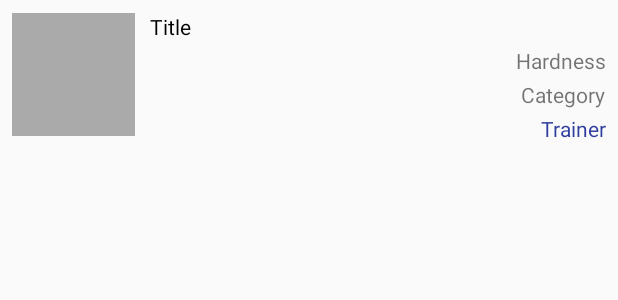
After one commit to BerkayTutal/BeslenmeDanismani, an Android app: the layout listing_adapter_program.xml on its own in the app's theme, with its tools: preview values and no code run, on a phone screen of 412 x 824 dp. The commit adds this screen. Shown: the top 300 px of the screen. Run offline under Robolectric (Android 15) with nearby library versions, the phone set to English and light mode, and no system bars.

Commit message:
listing adapter xml oluşturuldu

```diff
--- /dev/null
+++ b/app/src/main/res/layout/listing_adapter_program.xml
@@ -0,0 +1,50 @@
+<?xml version="1.0" encoding="utf-8"?>
+<LinearLayout xmlns:android="http://schemas.android.com/apk/res/android"
+    xmlns:app="http://schemas.android.com/apk/res-auto"
+    android:layout_width="match_parent"
+    android:layout_height="100dp"
+    android:orientation="horizontal"
+    android:gravity="center_vertical"
+    android:padding="8dp">
+
+    <ImageView
+        android:id="@+id/imageView2"
+        android:layout_width="@dimen/listingImageWidth"
+        android:layout_height="@dimen/listingImageHeight"
+        app:srcCompat="@android:color/darker_gray"
+        android:layout_gravity="center_vertical"
+        android:layout_marginRight="10dp"/>
+    <LinearLayout
+        android:layout_width="match_parent"
+        android:layout_height="match_parent"
+        android:orientation="vertical"
+        android:gravity="center_vertical"
+        >
+
+        <TextView
+            android:layout_width="match_parent"
+            android:layout_height="wrap_content"
+            android:layout_marginBottom="@dimen/listingTextMarginBottom"
+            android:text="Title"
+            android:textColor="#000000" />
+        <TextView
+            android:layout_width="wrap_content"
+            android:layout_height="wrap_content"
+            android:text="Hardness"
+            android:layout_gravity="right"
+            android:layout_marginBottom="@dimen/listingTextMarginBottom"/>
+        <TextView
+            android:layout_width="wrap_content"
+            android:layout_height="wrap_content"
+            android:text="Category"
+            android:layout_gravity="right"
+            android:layout_marginBottom="@dimen/listingTextMarginBottom"/>
+
+        <TextView
+            android:layout_width="wrap_content"
+            android:layout_height="wrap_content"
+            android:layout_gravity="right"
+            android:text="Trainer"
+            android:textColor="@color/colorPrimaryDark" />
+    </LinearLayout>
+</LinearLayout>
--- a/app/src/main/res/layout/program_adapter_layout.xml
+++ /dev/null
@@ -1,6 +0,0 @@
-<?xml version="1.0" encoding="utf-8"?>
-<LinearLayout xmlns:android="http://schemas.android.com/apk/res/android"
-    android:orientation="vertical" android:layout_width="match_parent"
-    android:layout_height="match_parent">
-
-</LinearLayout>
--- a/app/src/main/res/values/dimens.xml
+++ b/app/src/main/res/values/dimens.xml
@@ -6,4 +6,10 @@
     <dimen name="nav_header_vertical_spacing">16dp</dimen>
     <dimen name="nav_header_height">160dp</dimen>
     <dimen name="fab_margin">16dp</dimen>
+
+    <!-- Custom Dimens -->
+    <dimen name="listingImageWidth">82dp</dimen>
+    <dimen name="listingImageHeight">82dp</dimen>
+
+    <dimen name="listingTextMarginBottom">3dp</dimen>
 </resources>
```
